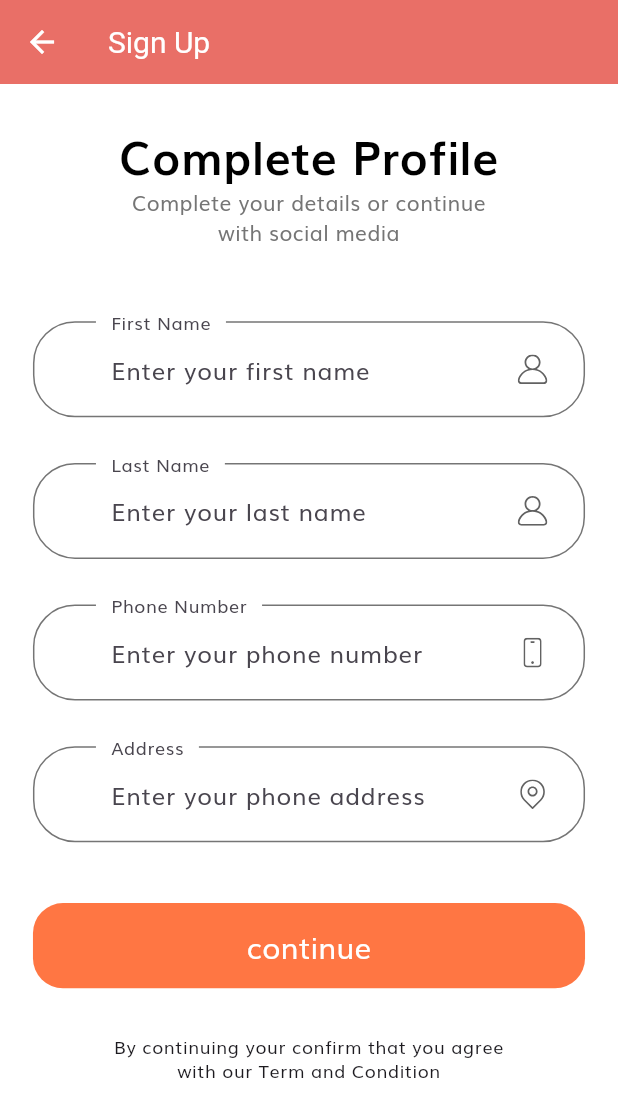
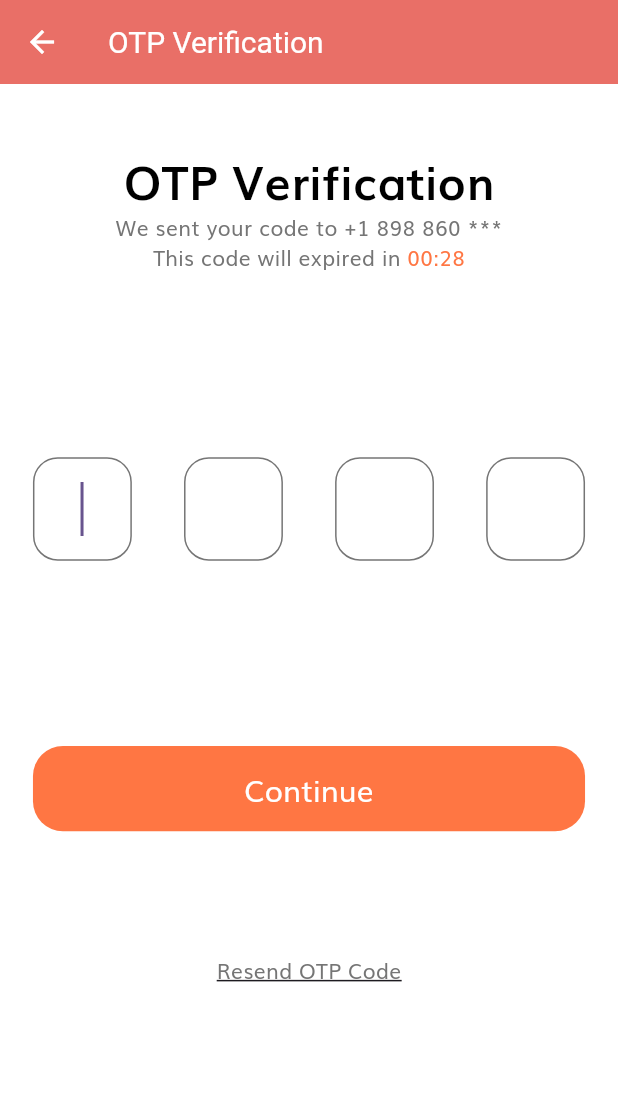
Before and after one commit to shaikhmoin/FlutterSample, a Flutter app: the CompleteProfileScreen screen opened by its route, after a tap on "continue", on a phone screen of 412 x 824 dp. Shown: the top 1117 px of the screen. Run offline on Flutter 3.47's test engine with Material 2 defaults, Android fonts, the phone set to English and light mode, and no system bars; our stand-ins replace flutter_svg; Roboto replaces fonts that are missing (OpenSans).

Commit message:
OTP screen UI completed

```diff
--- a/firstfluttervscodeproj/lib/constants.dart
+++ b/firstfluttervscodeproj/lib/constants.dart
@@ -1,3 +1,5 @@
+// ignore_for_file: prefer_const_constructors
+
 import 'package:firstfluttervscodeproj/size_config.dart';
 import 'package:flutter/material.dart';
 
@@ -32,3 +34,18 @@ const defaultDuration = Duration(milliseconds: 250);
 // const String kNamelNullError = "Please Enter your name";
 // const String kPhoneNumberNullError = "Please Enter your phone number";
 // const String kAddressNullError = "Please Enter your address";
+
+final otpInputDecoration = InputDecoration(
+  contentPadding:
+      EdgeInsets.symmetric(vertical: getProportionateScreenWidth(15)),
+  border: outlineInputBorder(),
+  focusedBorder: outlineInputBorder(),
+  enabledBorder: outlineInputBorder(),
+);
+
+OutlineInputBorder outlineInputBorder() {
+  return OutlineInputBorder(
+    borderRadius: BorderRadius.circular(getProportionateScreenWidth(15)),
+    borderSide: BorderSide(color: kTextColor),
+  );
+}
--- a/firstfluttervscodeproj/lib/routes.dart
+++ b/firstfluttervscodeproj/lib/routes.dart
@@ -3,6 +3,7 @@
 import 'package:firstfluttervscodeproj/screens/completeprofile/complete_profile_screen.dart';
 import 'package:firstfluttervscodeproj/screens/forgotpassword/forgot_password_screen.dart';
 import 'package:firstfluttervscodeproj/screens/loginsuccess/login_success_screen.dart';
+import 'package:firstfluttervscodeproj/screens/otp/otp_screen.dart';
 import 'package:firstfluttervscodeproj/screens/signIn/sign_in_screen.dart';
 import 'package:firstfluttervscodeproj/screens/signup/signup_screen.dart';
 import 'package:firstfluttervscodeproj/screens/splash/splash_screen.dart';
@@ -17,4 +18,5 @@ final Map<String, WidgetBuilder> routes = {
   ForgotPasswordScreen.routeName: (context) => ForgotPasswordScreen(),
   LoginSuccessScreen.routeName: (context) => LoginSuccessScreen(),
   CompleteProfileScreen.routeName: (context) => CompleteProfileScreen(),
+  OTPScreen.routeName: (context) => OTPScreen(),
 };
--- a/firstfluttervscodeproj/lib/screens/completeprofile/components/complete_profile_form.dart
+++ b/firstfluttervscodeproj/lib/screens/completeprofile/components/complete_profile_form.dart
@@ -3,6 +3,7 @@
 import 'package:firstfluttervscodeproj/components/custom_surfix_icon.dart';
 import 'package:firstfluttervscodeproj/components/default_button.dart';
 import 'package:firstfluttervscodeproj/components/form_error.dart';
+import 'package:firstfluttervscodeproj/screens/otp/otp_screen.dart';
 import 'package:firstfluttervscodeproj/size_config.dart';
 import 'package:flutter/material.dart';
 
@@ -41,7 +42,7 @@ class _CompleteProfileFormState extends State<CompleteProfileForm> {
             text: "continue",
             press: () {
               if (_formKey.currentState!.validate()) {
-               // Navigator.pushNamed(context, OtpScreen.routeName);
+                Navigator.pushNamed(context, OTPScreen.routeName);
               }
             },
           ),
--- /dev/null
+++ b/firstfluttervscodeproj/lib/screens/otp/components/body.dart
@@ -0,0 +1,67 @@
+// ignore_for_file: prefer_const_constructors
+
+import 'package:firstfluttervscodeproj/constants.dart';
+import 'package:firstfluttervscodeproj/screens/otp/components/otp_form.dart';
+import 'package:firstfluttervscodeproj/size_config.dart';
+import 'package:flutter/material.dart';
+
+class BodyOTP extends StatefulWidget {
+  const BodyOTP({super.key});
+
+  @override
+  State<BodyOTP> createState() => _BodyOTPState();
+}
+
+class _BodyOTPState extends State<BodyOTP> {
+  @override
+  Widget build(BuildContext context) {
+    return SizedBox(
+      width: double.infinity,
+      child: Padding(
+        padding:
+            EdgeInsets.symmetric(horizontal: getProportionateScreenWidth(20)),
+        child: SingleChildScrollView(
+          child: Column(
+            children: [
+              SizedBox(height: SizeConfig.screenHeight * 0.05),
+              Text(
+                "OTP Verification",
+                style: headingStyle,
+              ),
+              Text("We sent your code to +1 898 860 ***"),
+              buildTimer(),
+              OTPForm(),
+              SizedBox(height: SizeConfig.screenHeight * 0.1),
+              GestureDetector(
+                onTap: () {
+                  // OTP code resend
+                },
+                child: Text(
+                  "Resend OTP Code",
+                  style: TextStyle(decoration: TextDecoration.underline),
+                ),
+              )
+            ],
+          ),
+        ),
+      ),
+    );
+  }
+
+  Row buildTimer() {
+    return Row(
+      mainAxisAlignment: MainAxisAlignment.center,
+      children: [
+        Text("This code will expired in "),
+        TweenAnimationBuilder(
+          tween: Tween(begin: 30.0, end: 0.0),
+          duration: Duration(seconds: 30),
+          builder: (_, dynamic value, child) => Text(
+            "00:${value.toInt()}",
+            style: TextStyle(color: kPrimaryColor),
+          ),
+        ),
+      ],
+    );
+  }
+}
--- /dev/null
+++ b/firstfluttervscodeproj/lib/screens/otp/components/otp_form.dart
@@ -0,0 +1,117 @@
+// ignore_for_file: prefer_const_constructors
+
+import 'package:firstfluttervscodeproj/components/default_button.dart';
+import 'package:firstfluttervscodeproj/constants.dart';
+import 'package:firstfluttervscodeproj/size_config.dart';
+import 'package:flutter/material.dart';
+
+class OTPForm extends StatefulWidget {
+  const OTPForm({super.key});
+
+  @override
+  State<OTPForm> createState() => _OTPFormState();
+}
+
+class _OTPFormState extends State<OTPForm> {
+  FocusNode? pin2FocusNode;
+  FocusNode? pin3FocusNode;
+  FocusNode? pin4FocusNode;
+
+  @override
+  void initState() {
+    super.initState();
+    pin2FocusNode = FocusNode();
+    pin3FocusNode = FocusNode();
+    pin4FocusNode = FocusNode();
+  }
+
+  @override
+  void dispose() {
+    super.dispose();
+    pin2FocusNode!.dispose();
+    pin3FocusNode!.dispose();
+    pin4FocusNode!.dispose();
+  }
+
+  void nextField(String value, FocusNode? focusNode) {
+    if (value.length == 1) {
+      focusNode!.requestFocus();
+    }
+  }
+
+  @override
+  Widget build(BuildContext context) {
+    return Form(
+      child: Column(
+        children: [
+          SizedBox(height: SizeConfig.screenHeight * 0.15),
+          Row(
+            mainAxisAlignment: MainAxisAlignment.spaceBetween,
+            children: [
+              SizedBox(
+                width: getProportionateScreenWidth(60),
+                child: TextFormField(
+                  autofocus: true,
+                  obscureText: true,
+                  style: TextStyle(fontSize: 24),
+                  keyboardType: TextInputType.number,
+                  textAlign: TextAlign.center,
+                  decoration: otpInputDecoration,
+                  onChanged: (value) {
+                    nextField(value, pin2FocusNode);
+                  },
+                ),
+              ),
+              SizedBox(
+                width: getProportionateScreenWidth(60),
+                child: TextFormField(
+                  focusNode: pin2FocusNode,
+                  obscureText: true,
+                  style: TextStyle(fontSize: 24),
+                  keyboardType: TextInputType.number,
+                  textAlign: TextAlign.center,
+                  decoration: otpInputDecoration,
+                  onChanged: (value) => nextField(value, pin3FocusNode),
+                ),
+              ),
+              SizedBox(
+                width: getProportionateScreenWidth(60),
+                child: TextFormField(
+                  focusNode: pin3FocusNode,
+                  obscureText: true,
+                  style: TextStyle(fontSize: 24),
+                  keyboardType: TextInputType.number,
+                  textAlign: TextAlign.center,
+                  decoration: otpInputDecoration,
+                  onChanged: (value) => nextField(value, pin4FocusNode),
+                ),
+              ),
+              SizedBox(
+                width: getProportionateScreenWidth(60),
+                child: TextFormField(
+                  focusNode: pin4FocusNode,
+                  obscureText: true,
+                  style: TextStyle(fontSize: 24),
+                  keyboardType: TextInputType.number,
+                  textAlign: TextAlign.center,
+                  decoration: otpInputDecoration,
+                  onChanged: (value) {
+                    if (value.length == 1) {
+                      pin4FocusNode!.unfocus();
+                      // Then you need to check is the code is correct or not
+                    }
+                  },
+                ),
+              ),
+            ],
+          ),
+          SizedBox(height: SizeConfig.screenHeight * 0.15),
+          DefaultButton(
+            text: "Continue",
+            press: () {},
+          )
+        ],
+      ),
+    );
+  }
+}
--- /dev/null
+++ b/firstfluttervscodeproj/lib/screens/otp/otp_screen.dart
@@ -0,0 +1,23 @@
+// ignore_for_file: prefer_const_constructors, use_key_in_widget_constructors
+
+import 'package:firstfluttervscodeproj/screens/otp/components/body.dart';
+import 'package:flutter/material.dart';
+
+class OTPScreen extends StatefulWidget {
+    static String routeName = "/OTP";
+
+  @override
+  State<OTPScreen> createState() => _OTPScreenState();
+}
+
+class _OTPScreenState extends State<OTPScreen> {
+  @override
+  Widget build(BuildContext context) {
+    return Scaffold(
+      appBar: AppBar(
+        title: Text("OTP Verification"),
+      ),
+      body: BodyOTP(),
+    );
+  }
+}
```
